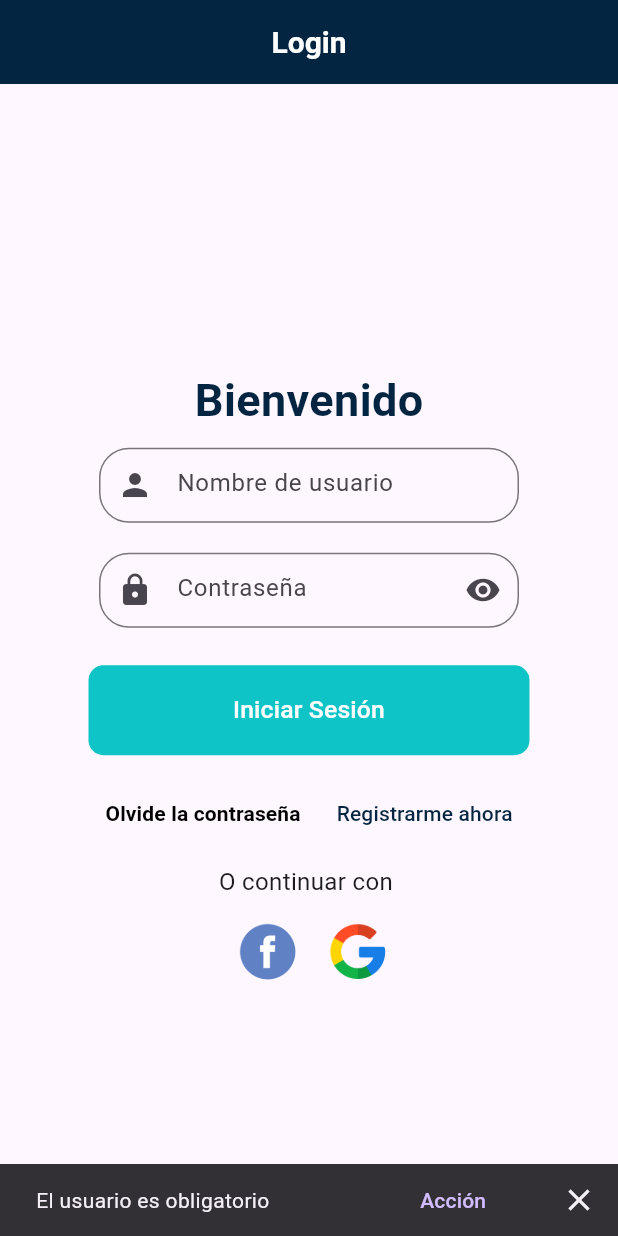
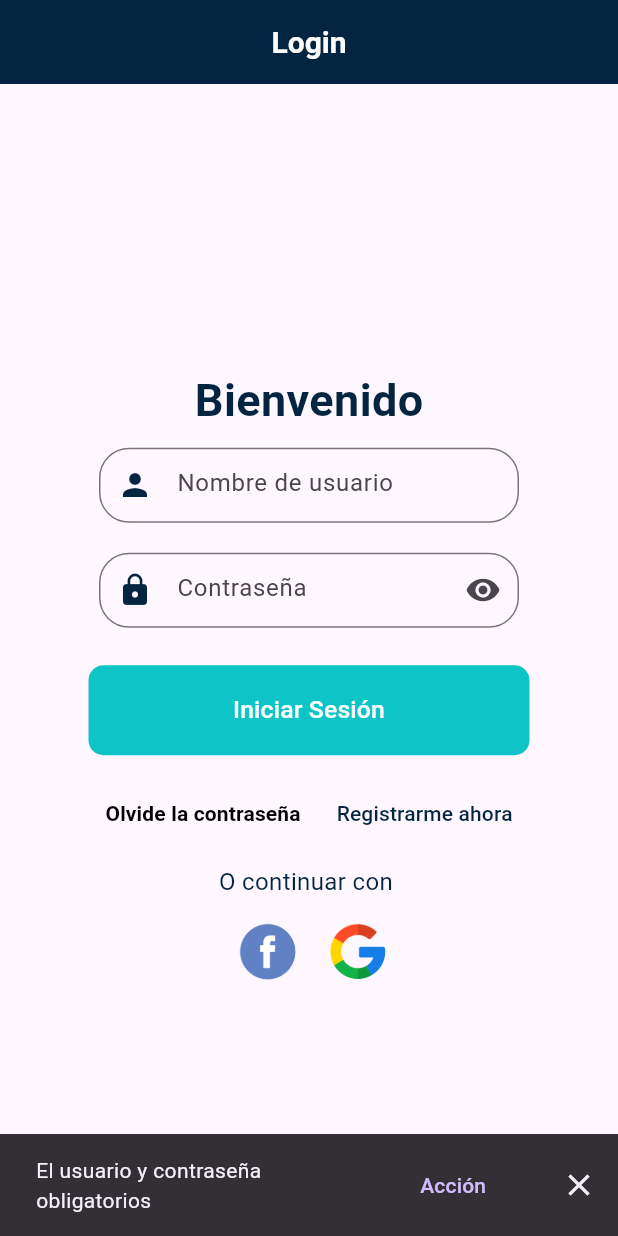
Before and after one commit to DMadrid03/is_513_proyecto_final, a Flutter app: the screen it shows after launch, after a tap on "Iniciar Sesión", on a phone screen of 412 x 824 dp. Run offline on Flutter 3.47's test engine with Material 3 defaults, Android fonts, the phone set to English and light mode, and no system bars; our stand-ins replace shared_preferences.

Commit message:
Cambios en el inputTextWidget

```diff
--- a/proyecto_final/lib/src/pages/login_page.dart
+++ b/proyecto_final/lib/src/pages/login_page.dart
@@ -36,14 +36,14 @@ class _LoginPageState extends State<LoginPage> {
       context: context,
       builder: (BuildContext context) {
         return AlertDialog(
-          title: const Text("Error inicio de secion"),
-          content: const Text("Correo o contraseña incorrecto"),
-          actions: <Widget>[
+          title: const Text("Error Inicio de sesión",style: TextStyle(color: Color.fromARGB(255, 3, 37, 65)),),
+          content: const Text("Correo o contraseña incorrectos"),
+          actions: [
             TextButton(
               onPressed: () {
                 Navigator.of(context).pop();
               },
-              child: const Text("Aceptar"),
+              child: const Text("Aceptar", style: TextStyle(color:Color.fromARGB(255, 15, 196, 199))),
             ),
           ],
         );
@@ -166,7 +166,7 @@ class _LoginPageState extends State<LoginPage> {
                               onPressed: () {
                                 //boton registrarse
                                 //VERIFICO
-                                if (_emailController.text.isEmpty) {
+                                if (_emailController.text.isEmpty || _passwordController.text.isEmpty ) {
                                   ScaffoldMessenger.of(context).showSnackBar(
                                     SnackBar(
                                       action: SnackBarAction(
@@ -176,7 +176,7 @@ class _LoginPageState extends State<LoginPage> {
                                       showCloseIcon: true,
                                       duration: const Duration(seconds: 5),
                                       content: const Text(
-                                          'El usuario es obligatorio'),
+                                          'El usuario y contraseña obligatorios'),
                                     ),
                                   );
 
@@ -203,7 +203,7 @@ class _LoginPageState extends State<LoginPage> {
 
                     //Botones "Olvide la contraseña y registrarme"
 
-                    //Olivde la contrasñe
+                    //Olivde la contraseña
 
                     Row(
                       mainAxisAlignment: MainAxisAlignment.center,
@@ -221,7 +221,7 @@ class _LoginPageState extends State<LoginPage> {
 
                         //datos
 
-                        //Boton Registraeme
+                        //Boton Registrarme
                         TextButton(
                             onPressed: () {},
                             child: const Text(
@@ -240,6 +240,7 @@ class _LoginPageState extends State<LoginPage> {
                         "O continuar con ",
                         style: TextStyle(
                           fontSize: 16,
+                          color: Color.fromARGB(255, 3, 37, 65),
                         ),
                       ),
                     ),
--- a/proyecto_final/lib/src/widgets/input_text_widget.dart
+++ b/proyecto_final/lib/src/widgets/input_text_widget.dart
@@ -33,12 +33,13 @@ class _CustomInputState extends State<CustomInput> {
   @override
   Widget build(BuildContext context) {
     return TextField(
+
       controller: widget.controller,
       keyboardType: widget.type,
       obscureText: showPassword,
       decoration: InputDecoration(
         hintText: widget.hintText,
-        prefixIcon: Icon(widget.icon),
+        prefixIcon: Icon(widget.icon, color:const  Color.fromARGB(255, 3, 37, 65),),
         suffixIcon: widget.obscure
             ? IconButton(
                 onPressed: () {
@@ -52,6 +53,13 @@ class _CustomInputState extends State<CustomInput> {
         border: OutlineInputBorder(
           borderRadius: BorderRadius.circular(20),
         ),
+        focusedBorder: OutlineInputBorder(
+          borderRadius: BorderRadius.circular(20),
+          borderSide: const BorderSide(
+            color:Color.fromARGB(255, 15, 196, 199), // Cambia este color al que desees
+            width: 2.0, // Puedes ajustar el ancho del borde según tus preferencias
+          ),
+        ),
       ),
     );
   }
```
